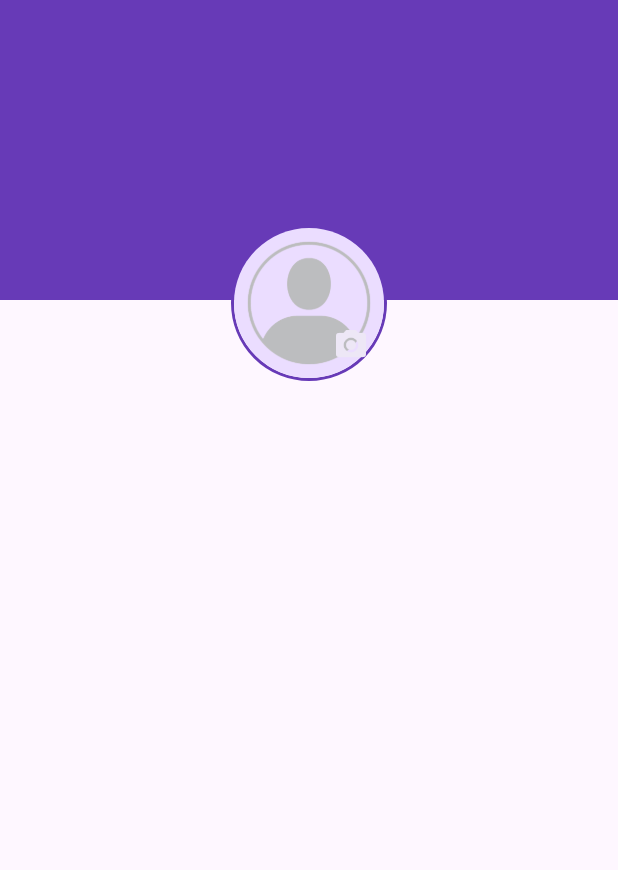
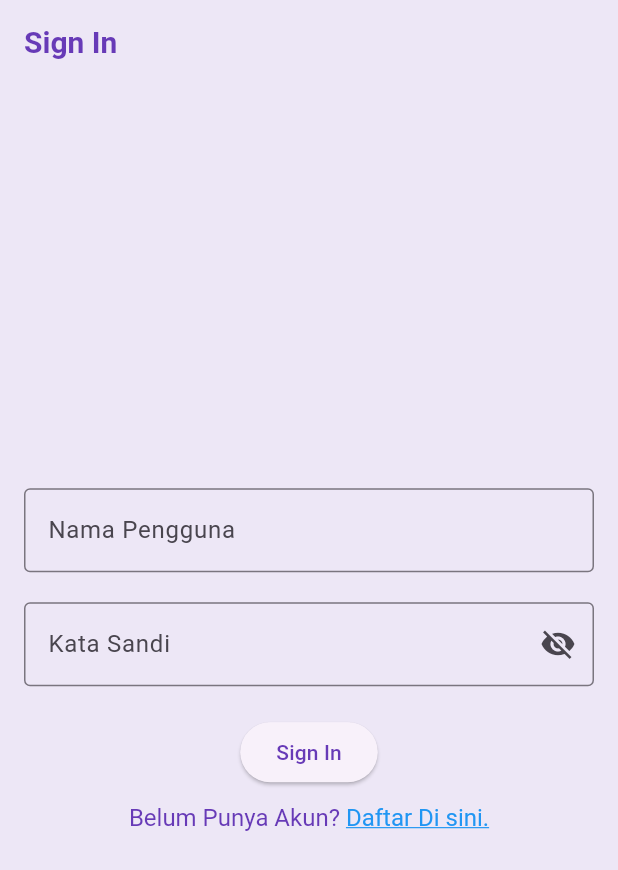
Before and after one commit to rhmdfrds1212/wisata_candi_rahmadfirdaus, a Flutter app: the screen it shows after launch, on a phone screen of 412 x 824 dp. Shown: the top 870 px of the screen. Run offline on Flutter 3.47's test engine with Material 3 defaults, Android fonts, the phone set to English and light mode, and no system bars; our stand-ins replace cached_network_image.

Commit message:
update sign in sign up

```diff
--- a/lib/main.dart
+++ b/lib/main.dart
@@ -1,4 +1,5 @@
 import 'package:flutter/material.dart';
+import 'package:wisata_candi/screens/sign_in_screen.dart';
 import 'screens/profile_screen.dart';
 import 'data/candi_data.dart';
 import 'package:wisata_candi/screens/detail_screen.dart';
@@ -16,11 +17,24 @@ class MyApp extends StatelessWidget {
     return MaterialApp(
       title: 'Wisata Candi',
       theme: ThemeData(
-        colorScheme: ColorScheme.fromSeed(seedColor: Colors.deepPurple),
+        appBarTheme: const AppBarTheme(
+          iconTheme: IconThemeData(color: Colors.deepPurple),
+          titleTextStyle: TextStyle(
+            color: Colors.deepPurple,
+            fontSize: 20,
+            fontWeight: FontWeight.bold,
+          ),
+        ),
+        colorScheme:
+        ColorScheme.fromSeed(seedColor: Colors.deepPurple).copyWith(
+          primary: Colors.deepPurple,
+          surface: Colors.deepPurple[50],
+        ),
         useMaterial3: true,
       ),
-      home: ProfileScreen(),
+      // home: const ProfileScreen(),
       // home: DetailScreen(candi: candiList[0]),
+      home: SignInScreen(),
     );
   }
 }
--- /dev/null
+++ b/lib/screens/sign_in_screen.dart
@@ -0,0 +1,103 @@
+import 'package:flutter/gestures.dart';
+import 'package:flutter/material.dart';
+
+class SignInScreen extends StatefulWidget {
+  SignInScreen({super.key});
+
+  @override
+  State<SignInScreen> createState() => _SignInScreenState();
+}
+
+class _SignInScreenState extends State<SignInScreen> {
+
+  // TODO : 1. Deklarasikan variabel
+  final TextEditingController _usernameController = TextEditingController();
+
+  final TextEditingController _passwordController = TextEditingController();
+
+  String _errorText = '';
+  bool _isSignedIn = false;
+  bool _obscurePassword = true;
+
+  @override
+  Widget build(BuildContext context) {
+    return Scaffold(
+      // TODO : 2. Pasang AppBar
+      appBar: AppBar(title: Text('Sign In'),),
+      // TODO : 3. Pasang body
+      body: Center(
+        child: SingleChildScrollView(
+          child: Padding(
+            padding: const EdgeInsets.all(16),
+            child: Form(
+              child: Column(
+                // TODO : 4. Atur mainAxisAlignment dan crossAxisAlignment
+                mainAxisAlignment: MainAxisAlignment.center,
+                crossAxisAlignment: CrossAxisAlignment.center,
+                children: [
+                // TODO : 5. Pasang TextFormField Nama pengguna
+                  TextFormField(
+                    controller: _usernameController,
+                    decoration: InputDecoration(
+                      labelText: "Nama Pengguna",
+                      border: OutlineInputBorder(),
+                    ),
+                  ),
+                  // TODO : 6. Pasang TextFormField Kata Sandi
+                  SizedBox(height: 20),
+                  TextFormField(
+                    controller: _passwordController,
+                    decoration: InputDecoration(
+                      labelText: "Kata Sandi",
+                      errorText: _errorText.isNotEmpty ? _errorText : null,
+                      border: OutlineInputBorder(),
+                      suffixIcon: IconButton(
+                          onPressed: (){
+                            setState(() {
+                              _obscurePassword = !_obscurePassword;
+                            });
+                          },
+                          icon: Icon(
+                            _obscurePassword ? Icons.visibility_off
+                                : Icons.visibility,
+                          ),),
+                  ),
+                  obscureText: _obscurePassword,
+                ),
+                // TODO : 7. Pasang ElevatedButton SignIn
+                SizedBox(height: 20),
+                ElevatedButton(
+                    onPressed: (){},
+                    child: Text('Sign In')),
+                // TODO : 8. Pasang TextButton Sign Up
+                SizedBox(height: 10),
+                // TextButton(
+                //     onPressed: (){},
+                //     child: Text('Belum punya akun? Daftar di sini.')),
+                RichText(
+                  text: TextSpan(
+                    text: 'Belum Punya Akun? ',
+                    style: TextStyle(fontSize: 16, color: Colors.deepPurple),
+                    children: <TextSpan>[
+                      TextSpan(
+                        text: 'Daftar Di sini.',
+                        style: TextStyle(
+                          color: Colors.blue,
+                          decoration: TextDecoration.underline,
+                          fontSize: 16
+                        ),
+                        recognizer: TapGestureRecognizer()
+                          ..onTap = () {},
+                      ),
+                    ],
+                  ),
+                ),
+                ],
+              ),
+            ),
+          ),
+        ),
+      ),
+    );
+  }
+}
```
